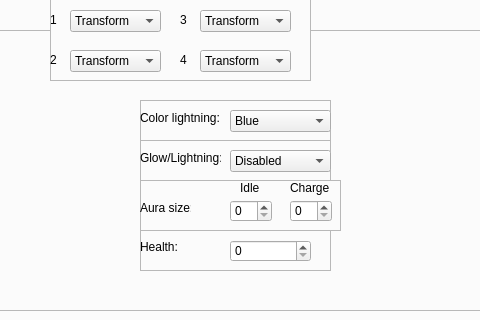
Above: lib/design/Raging_tools.ui from adsl14/Raging-tools before the change; both pictures show x 182 to 662 and y 285 to 605 of the 952 by 853 pixel window. Below: the same form after it.
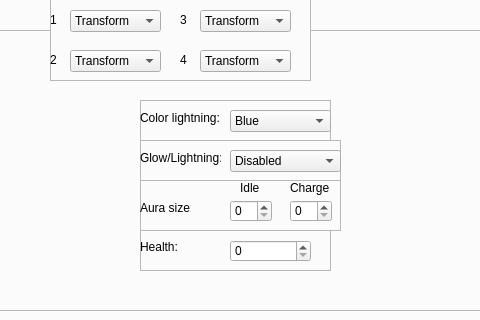
That is the form after the change. Icons and pictures are not drawn.

Commit message: Fixed the design of the tool

```diff
--- a/lib/design/Raging_tools.ui
+++ b/lib/design/Raging_tools.ui
@@ -3195,7 +3195,7 @@
            <rect>
             <x>280</x>
             <y>330</y>
-            <width>191</width>
+            <width>201</width>
             <height>41</height>
            </rect>
           </property>
@@ -3223,10 +3223,13 @@
             <rect>
              <x>90</x>
              <y>10</y>
-             <width>101</width>
+             <width>111</width>
              <height>22</height>
             </rect>
            </property>
+           <property name="currentText">
+            <string>Disabled</string>
+           </property>
            <item>
             <property name="text">
              <string>Disabled</string>
```
Left out of the diff: 3 changed lines with no effect on the pictures. The commit also changes 1 other file.
